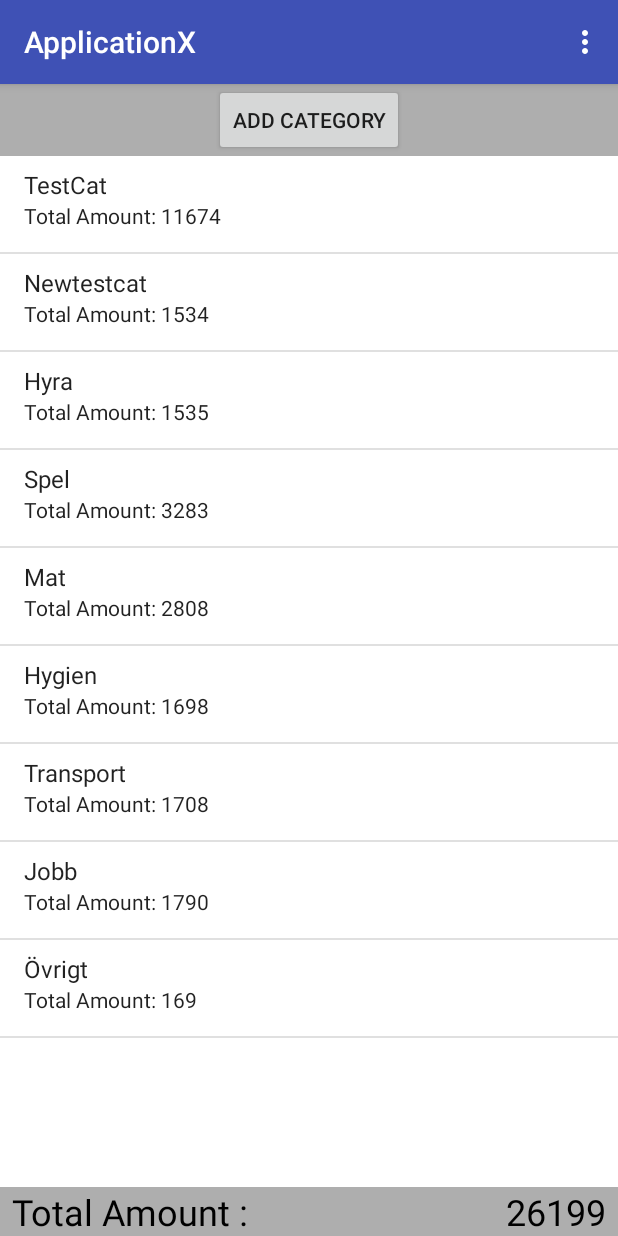
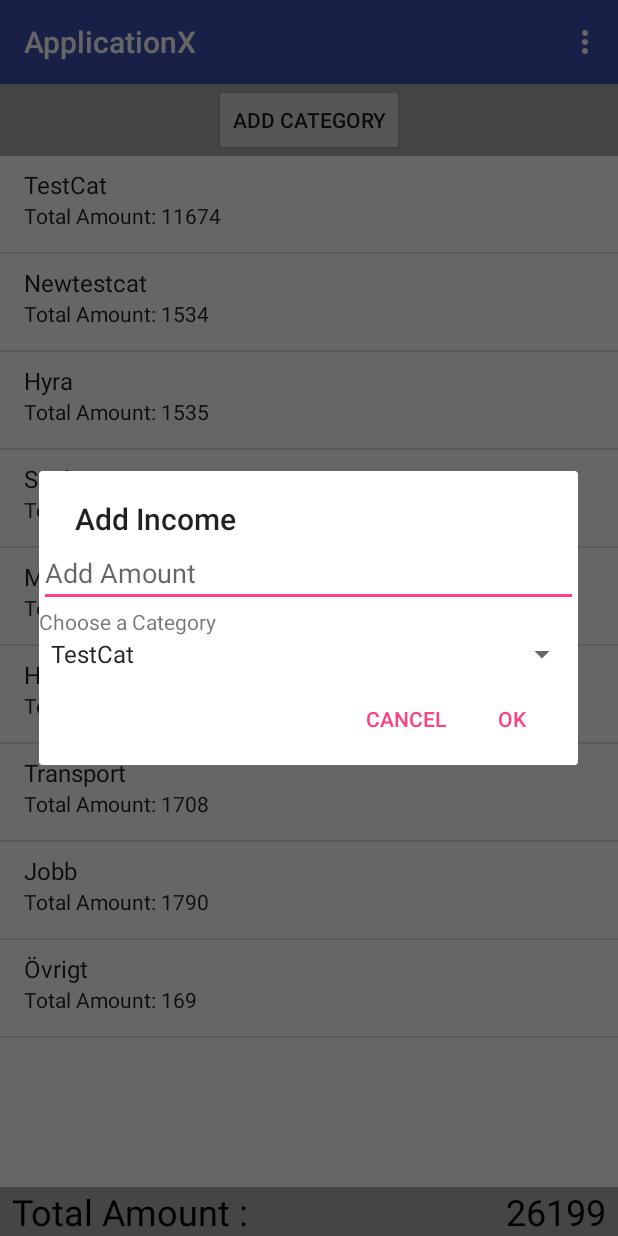
Before and after one commit to Yrrahz/ApplicationX, an Android app: the screen it shows after launch (MainActivity), in the options menu, after a tap on "Add Income", on a phone screen of 412 x 824 dp. Run offline under Robolectric (Android 15) with nearby library versions, the phone set to English and light mode, and no system bars.

Commit message:
Adding Logic. Add Income has got an AlertDialog. Uncertain as to if it's effective. InsertAmount has got a new structure. Now it no longer creates an AlertDialog. Now it only adds an ExpModel to the Database. This is because both addIncome and onClick from the main list is using insertAmount.

```diff
--- a/app/src/main/java/booken/yrrah/applicationx/MainActivity.java
+++ b/app/src/main/java/booken/yrrah/applicationx/MainActivity.java
@@ -1,5 +1,6 @@
 package booken.yrrah.applicationx;
 
+import android.content.Context;
 import android.content.DialogInterface;
 import android.content.Intent;
 import android.support.v7.app.AlertDialog;
@@ -11,9 +12,12 @@ import android.view.MenuInflater;
 import android.view.MenuItem;
 import android.view.View;
 import android.widget.AdapterView;
+import android.widget.ArrayAdapter;
 import android.widget.EditText;
+import android.widget.LinearLayout;
 import android.widget.ListView;
 import android.widget.SimpleAdapter;
+import android.widget.Spinner;
 import android.widget.TextView;
 import android.widget.Toast;
 
@@ -49,7 +53,49 @@ public class MainActivity extends AppCompatActivity {
 
         switch (item.getItemId()) {
             case R.id.menu_add_income:
-                Toast.makeText(getApplicationContext(),"Add Income pressed!", Toast.LENGTH_SHORT).show();
+                AlertDialog.Builder builder = new AlertDialog.Builder(this);
+                builder.setTitle("Add Income");
+                Context context = this;
+                LinearLayout layout = new LinearLayout(context);
+                layout.setOrientation(LinearLayout.VERTICAL);
+
+                final EditText amountBox = new EditText(context);
+                amountBox.setHint("Add Amount");
+                amountBox.setInputType(InputType.TYPE_CLASS_NUMBER);
+                layout.addView(amountBox);
+
+                final TextView categoryText = new TextView(context);
+                categoryText.setText(R.string.chooseCategory);
+                layout.addView(categoryText);
+
+                final Spinner popupSpinner = new Spinner(context, Spinner.MODE_DIALOG);
+                ArrayAdapter<String> adapter = new ArrayAdapter<>(this,android.R.layout.simple_spinner_item, getAllCategoriesList());
+                adapter.setDropDownViewResource(android.R.layout.simple_spinner_dropdown_item);
+                popupSpinner.setAdapter(adapter);
+                layout.addView(popupSpinner);
+
+                builder.setView(layout);
+
+                builder.setPositiveButton("OK", new DialogInterface.OnClickListener() {
+                    @Override
+                    public void onClick(DialogInterface dialog, int which) {
+                        String testAmount = amountBox.getText().toString();
+                        if(testAmount.isEmpty() || Integer.parseInt(testAmount) == 0){
+                            dialog.cancel();
+                        }else{
+                            insertAmount(popupSpinner.getSelectedItem().toString(),Integer.parseInt(testAmount), "Income Event");
+                            updateTotalAmount();
+                        }
+                    }
+                });
+                builder.setNegativeButton("Cancel", new DialogInterface.OnClickListener() {
+                    @Override
+                    public void onClick(DialogInterface dialog, int which) {
+                        dialog.cancel();
+                    }
+                });
+
+                builder.show();
                 return true;
             case R.id.menu_stats:
                 Intent intent = new Intent(this, StatsActivity.class);
@@ -149,33 +195,28 @@ public class MainActivity extends AppCompatActivity {
         ListView presentData = findViewById(R.id.listCategories);
 
         presentData.setOnItemClickListener(new AdapterView.OnItemClickListener(){
+            // OnClick for main List
             @Override
             public void onItemClick(AdapterView<?> adapter, View v, int position, long id){
 
-                insertAmount(data.get(position).get(categoryTitle));
-
-            }
-        });
-
-        presentData.setAdapter(adapter);
-    }
-
-    private void insertAmount(final String categoryName){
-        AlertDialog.Builder builder = new AlertDialog.Builder(this);
+                final String categoryName = data.get(position).get(categoryTitle);
+                AlertDialog.Builder builder = new AlertDialog.Builder(v.getContext());
                 builder.setTitle("Insert amount for "+categoryName);
 
-        final EditText input = new EditText(this);
+                final EditText input = new EditText(v.getContext());
                 input.setInputType(InputType.TYPE_CLASS_NUMBER); // input type, such as normal text or pw...
                 builder.setView(input);
 
 // Set up the buttons
                 builder.setPositiveButton("OK", new DialogInterface.OnClickListener() {
+                    // OnClick for the AlertBuilder handling Expenditure
                     @Override
                     public void onClick(DialogInterface dialog, int which) {
-                if(Integer.parseInt(input.getText().toString()) == 0){ // If the user thought it was a good idea to add an event with the value 0... dumb ass...
+                        String testAmount = input.getText().toString();
+                        if(testAmount.isEmpty() || Integer.parseInt(testAmount) == 0){ // If the user thought it was a good idea to add an event with the value 0... dumb ass...
                             dialog.cancel();
                         }else {
-                    dbHandler.addExpenditure(new ExpenditureModel(Integer.parseInt(input.getText().toString()),"inserted event",categoryName,5));
+                            insertAmount(categoryName, Integer.parseInt(input.getText().toString()), "Expenditure Event");
                             updateMainList(dbHandler.getAllCategories());
                             updateTotalAmount();
                         }
@@ -190,10 +231,32 @@ public class MainActivity extends AppCompatActivity {
 
                 builder.show();
             }
+        });
+
+        presentData.setAdapter(adapter);
+    }
+
+    private void insertAmount(String categoryName, int amount, String event){
+        dbHandler.addExpenditure(new ExpenditureModel(amount, event, categoryName, 5));
+    }
 
     private void updateTotalAmount(){
         Integer totalAmount = dbHandler.totalAmount();
         TextView totalResult = findViewById(R.id.textViewTotalResult);
         totalResult.setText(String.format("%s",totalAmount.toString()));
     }
+
+    private List<String> getAllCategoriesList(){
+        List<String> returnCategoryNames = new ArrayList<>();
+
+        for(CategoryModel cm : dbHandler.getAllCategories()){
+            returnCategoryNames.add(cm.getName());
         }
+
+        if(returnCategoryNames.size() == 0 ){
+            returnCategoryNames.add("No Category!");
+            return returnCategoryNames;
+        }
+        return returnCategoryNames;
+    }
+}
--- a/app/src/main/res/values/strings.xml
+++ b/app/src/main/res/values/strings.xml
@@ -2,6 +2,7 @@
     <string name="app_name">ApplicationX</string>
     <string name="totalAmount">Total Amount :</string>
     <string name="addCategoryButton">Add Category</string>
+    <string name="chooseCategory">Choose a Category</string>
     <string name="stats">Stats</string>
     <string name="about">About</string>
     <string name="income">Income</string>
```
Lines whose indentation alone changed are shown as unchanged.
